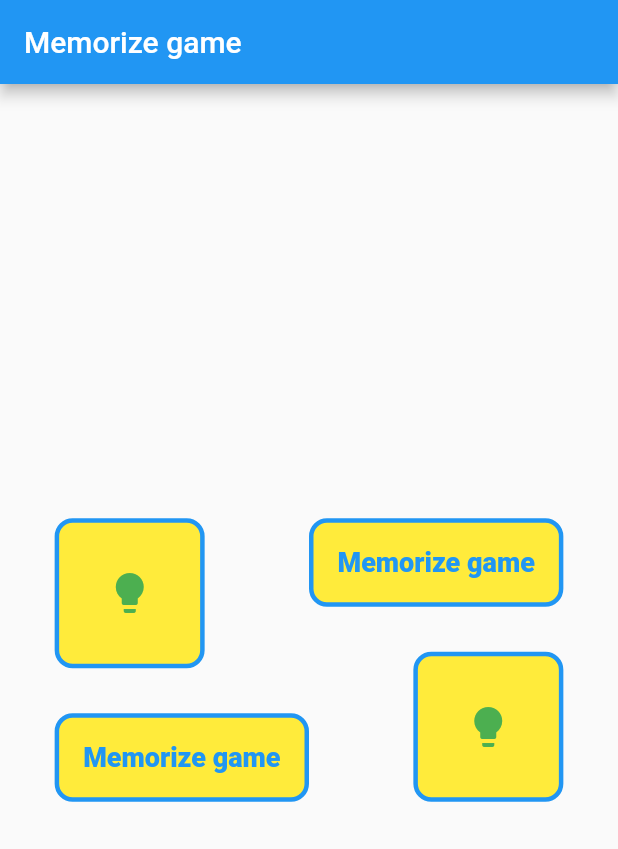
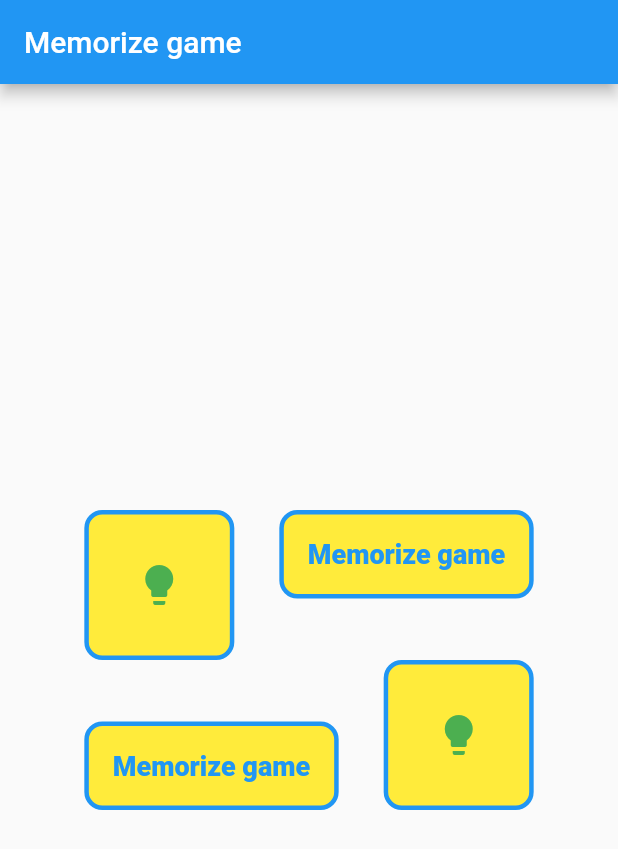
Before and after one commit to IDvan007/memorize, a Flutter app: the screen it shows after launch, on a phone screen of 412 x 824 dp. Shown: the top 849 px of the screen. Run offline on Flutter 3.47's test engine with Material 2 defaults, Android fonts, the phone set to English and light mode, and no system bars.

Commit message:
SizedBox

```diff
--- a/lib/home_page.dart
+++ b/lib/home_page.dart
@@ -12,26 +12,25 @@ class MyHomePage extends StatelessWidget {
         title: const Text(title),
       ),
       body: Center(
-          child: Row(
+          child: Column(
           //crossAxisAlignment: CrossAxisAlignment.start,
           //mainAxisSize: MainAxisSize.min,
           //padding: EdgeInsets.all(16.0),
           mainAxisAlignment: MainAxisAlignment.center,
           children: [
-            Column(
+            Row(
               mainAxisSize: MainAxisSize.min,
               //mainAxisAlignment: MainAxisAlignment.spaceBetween,
               crossAxisAlignment: CrossAxisAlignment.start,
               mainAxisAlignment: MainAxisAlignment.spaceEvenly,
               children: [
-                Padding(
-                  padding: const EdgeInsets.fromLTRB(0,0,0,30.0),
-                  child: _MyIcon(),
-                ),
+                _MyIcon(),
+                const SizedBox(width: 30.0,
+                  height: 30.0,),
                 _MgBox(),
               ],
             ),
-            Column(
+            Row(
               mainAxisSize: MainAxisSize.min,
               crossAxisAlignment: CrossAxisAlignment.end,
               mainAxisAlignment: MainAxisAlignment.spaceEvenly,
```
